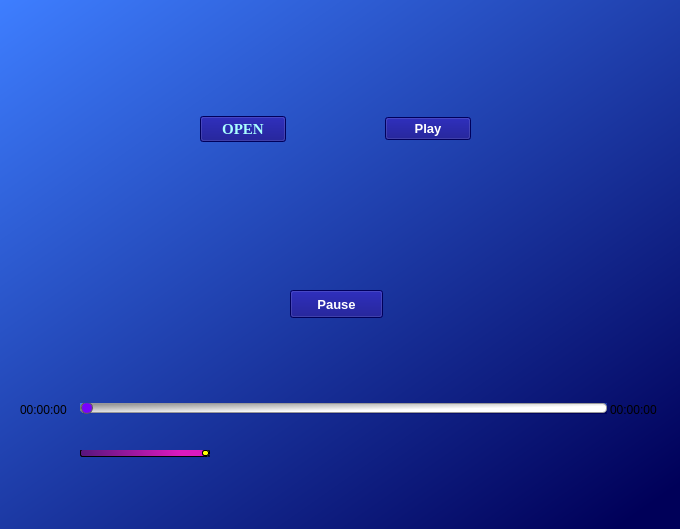
Old version of the form basic2.ui in the repository hsmaharaj1/musicplayer.
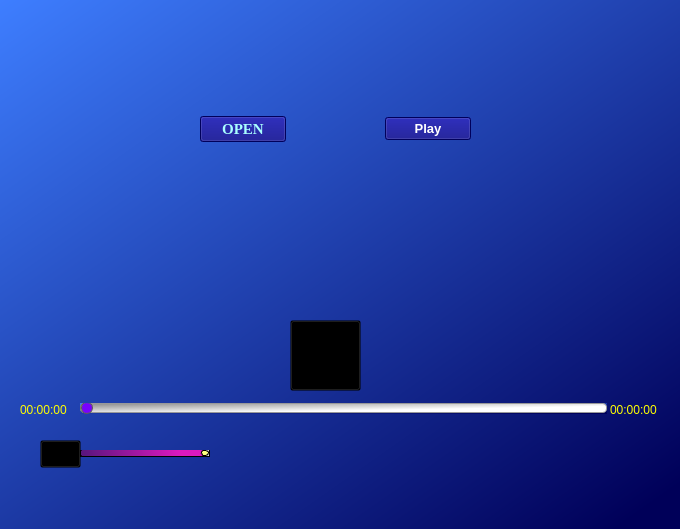
New version of the form. Icons and pictures are not drawn.

The edit to the form file:
```diff
--- a/basic2.ui
+++ b/basic2.ui
@@ -10,6 +10,18 @@
     <height>529</height>
    </rect>
   </property>
+  <property name="sizePolicy">
+   <sizepolicy hsizetype="Preferred" vsizetype="Preferred">
+    <horstretch>0</horstretch>
+    <verstretch>0</verstretch>
+   </sizepolicy>
+  </property>
+  <property name="maximumSize">
+   <size>
+    <width>680</width>
+    <height>529</height>
+   </size>
+  </property>
   <property name="cursor">
    <cursorShape>ArrowCursor</cursorShape>
   </property>
@@ -28,9 +40,9 @@
     <property name="geometry">
      <rect>
       <x>290</x>
-      <y>290</y>
-      <width>93</width>
-      <height>28</height>
+      <y>320</y>
+      <width>71</width>
+      <height>71</height>
      </rect>
     </property>
     <property name="font">
@@ -42,11 +54,23 @@
      </font>
     </property>
     <property name="styleSheet">
-     <string notr="true">color: rgb(255, 255, 255);
-background-color: rgb(0, 0, 127);</string>
+     <string notr="true">background-color: rgba(0, 0, 0, 0);</string>
     </property>
     <property name="text">
-     <string>Pause</string>
+     <string/>
+    </property>
+    <property name="icon">
+     <iconset>
+      <normaloff>Resources/pause.png</normaloff>Resources/pause.png</iconset>
+    </property>
+    <property name="iconSize">
+     <size>
+      <width>65</width>
+      <height>65</height>
+     </size>
+    </property>
+    <property name="flat">
+     <bool>false</bool>
     </property>
    </widget>
    <widget class="QLabel" name="label">
@@ -248,7 +272,8 @@
      </rect>
     </property>
     <property name="styleSheet">
-     <string notr="true">background-color: rgba(0,0,0,0);</string>
+     <string notr="true">background-color: rgba(0,0,0,0);
+color: rgb(255, 255, 0);</string>
     </property>
     <property name="text">
      <string>00:00:00</string>
@@ -264,7 +289,8 @@
      </rect>
     </property>
     <property name="styleSheet">
-     <string notr="true">background-color: rgba(0,0,0,0);</string>
+     <string notr="true">color: rgb(255, 255, 0);
+background-color: rgba(0,0,0,0);</string>
     </property>
     <property name="text">
      <string>00:00:00</string>
@@ -287,14 +313,14 @@
 border: 1px solid;
 height: 6px;
 	background-color: rgb(227, 227, 227);
-border-radius: 3px;
+border-radius: 4x;
 }
 QSlider::handle:horizontal{
 border: 1px solid;
-	background-color: rgb(255, 255, 0);
-width: 5px;
-height: 5px;
-border-radius: 2px;
+background-color: rgb(255, 255, 127);
+width: 6px;
+height: 7px;
+border-radius: 3px;
 }
 QSlider::sub-page:horizontal{
 border: 1px solid;
@@ -311,6 +337,26 @@
      <enum>Qt::Horizontal</enum>
     </property>
    </widget>
+   <widget class="QPushButton" name="pushButton">
+    <property name="geometry">
+     <rect>
+      <x>40</x>
+      <y>440</y>
+      <width>41</width>
+      <height>28</height>
+     </rect>
+    </property>
+    <property name="styleSheet">
+     <string notr="true">background-color: rgba(0,0,0,0);</string>
+    </property>
+    <property name="text">
+     <string/>
+    </property>
+    <property name="icon">
+     <iconset>
+      <normaloff>Resources/volume-adjustment.png</normaloff>Resources/volume-adjustment.png</iconset>
+    </property>
+   </widget>
   </widget>
   <widget class="QMenuBar" name="menubar">
    <property name="enabled">
```
